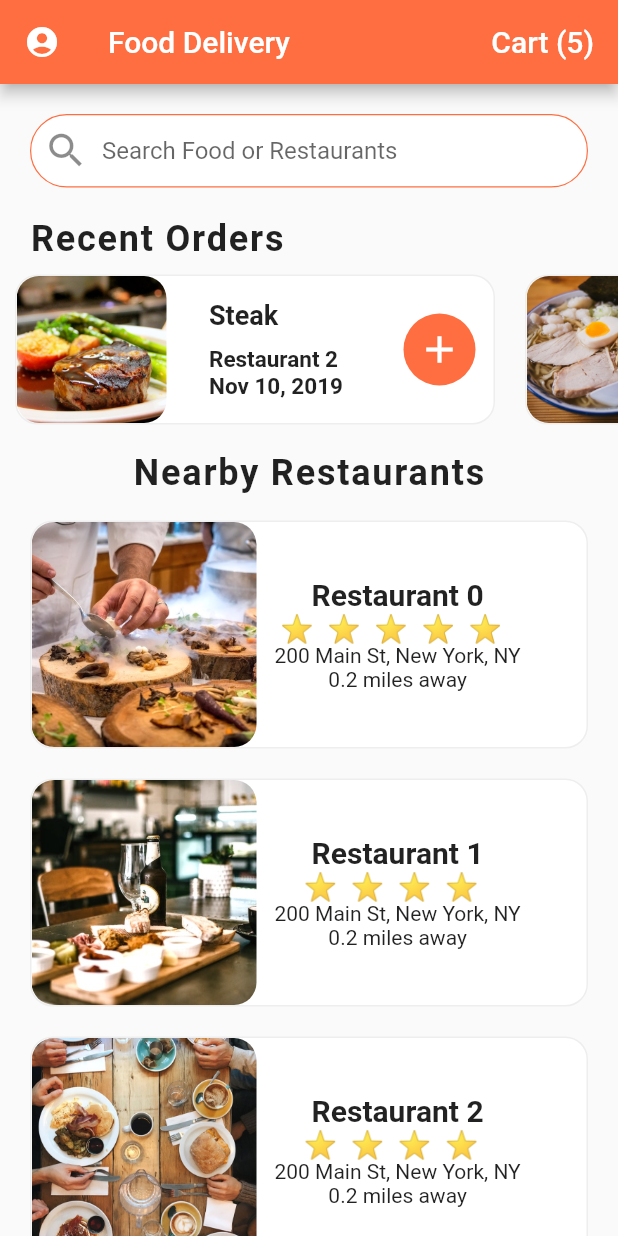
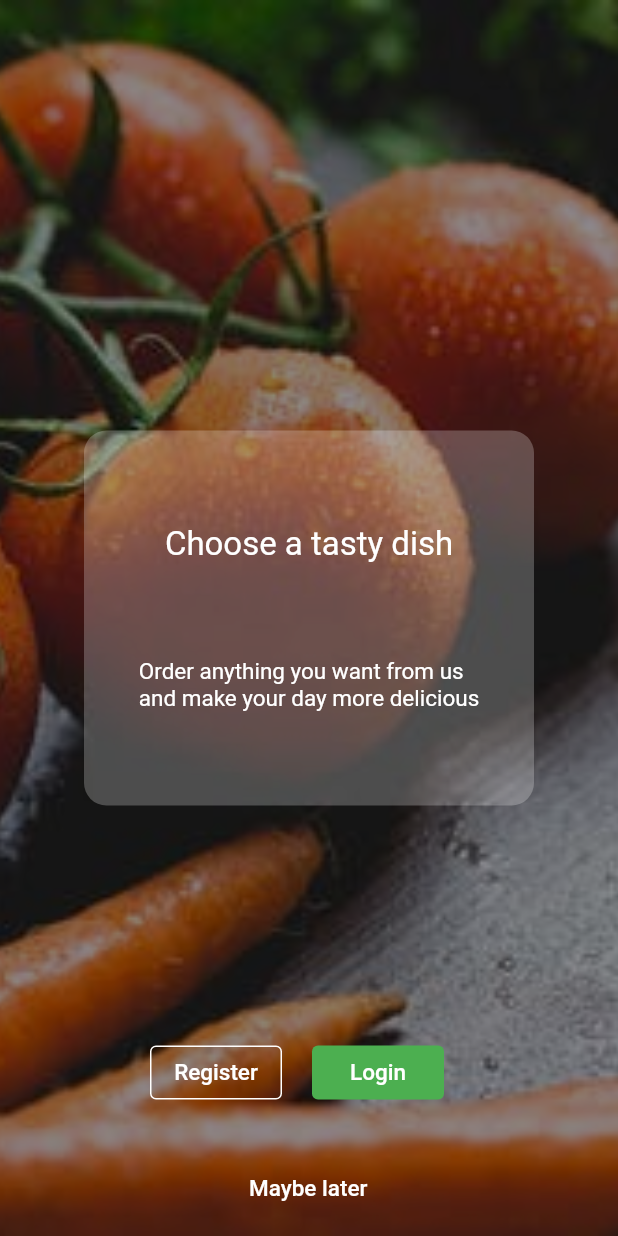
Before and after one commit to austinevick/flutter_food_delivery_app, a Flutter app: the screen it shows after launch, on a phone screen of 412 x 824 dp. Run offline on Flutter 3.47's test engine with Material 2 defaults, Android fonts, the phone set to English and light mode, and no system bars.

Commit message:
added intro screen

```diff
--- a/lib/main.dart
+++ b/lib/main.dart
@@ -1,4 +1,5 @@
 import 'package:flutter/material.dart';
+import 'package:flutter_food_delivery_app/screens/intro_screen.dart';
 
 import 'screens/home_screen.dart';
 
@@ -15,7 +16,7 @@ class MyApp extends StatelessWidget {
         scaffoldBackgroundColor: Colors.grey[50],
         primaryColor: Colors.deepOrangeAccent,
       ),
-      home: HomeScreen(),
+      home: IntroScreen(),
     );
   }
 }
--- a/lib/screens/home_screen.dart
+++ b/lib/screens/home_screen.dart
@@ -1,5 +1,6 @@
 import 'package:flutter/material.dart';
 import 'package:flutter_food_delivery_app/data/data.dart';
+import 'package:flutter_food_delivery_app/screens/cart_screen.dart';
 import 'package:flutter_food_delivery_app/widgets/rating_stars.dart';
 import 'package:flutter_food_delivery_app/widgets/recent_order.dart';
 
@@ -19,7 +20,9 @@ class _HomeScreenState extends State<HomeScreen> {
               IconButton(icon: Icon(Icons.account_circle), onPressed: () {}),
           actions: [
             FlatButton(
-                onPressed: () {},
+                onPressed: () => Navigator.of(context).push(MaterialPageRoute(
+                      builder: (_) => CartScreen(),
+                    )),
                 child: Text(
                   'Cart (${currentUser.cart.length})',
                   style: TextStyle(color: Colors.white, fontSize: 20),
@@ -78,6 +81,8 @@ class _HomeScreenState extends State<HomeScreen> {
           onTap: () => Navigator.of(context).push(MaterialPageRoute(
             builder: (_) => RestaurantScreen(restaurant: restaurant),
           )),
+          child: Hero(
+            tag: restaurant.imageUrl,
             child: Container(
               margin: EdgeInsets.symmetric(
                 horizontal: 20,
@@ -93,12 +98,13 @@ class _HomeScreenState extends State<HomeScreen> {
                     15,
                   )),
               child: Row(
+                mainAxisAlignment: MainAxisAlignment.spaceEvenly,
                 children: [
                   ClipRRect(
                     borderRadius: BorderRadius.circular(15),
                     child: Image(
-                      height: 150,
-                      width: 150,
+                        height: 120,
+                        width: 120,
                         fit: BoxFit.cover,
                         image: AssetImage(
                           restaurant.imageUrl,
@@ -125,6 +131,7 @@ class _HomeScreenState extends State<HomeScreen> {
               ),
             ),
           ),
+        ),
       );
     });
     return Column(children: restaurantList);
--- a/lib/screens/intro_screen.dart
+++ b/lib/screens/intro_screen.dart
@@ -0,0 +1,104 @@
+import 'package:flutter/material.dart';
+import 'package:flutter_food_delivery_app/screens/home_screen.dart';
+
+class IntroScreen extends StatelessWidget {
+  @override
+  Widget build(BuildContext context) {
+    return Scaffold(
+        body: Stack(
+      alignment: Alignment.center,
+      children: [
+        Container(
+          height: MediaQuery.of(context).size.height,
+          decoration: BoxDecoration(
+            image: DecorationImage(
+              fit: BoxFit.cover,
+              colorFilter: ColorFilter.mode(Colors.black45, BlendMode.darken),
+              image: AssetImage('assets/images/img1.jpeg'),
+            ),
+          ),
+        ),
+        Container(
+          height: 250,
+          width: 300,
+          decoration: BoxDecoration(
+            borderRadius: BorderRadius.circular(15),
+            color: Colors.white24,
+          ),
+          child: Column(
+            mainAxisAlignment: MainAxisAlignment.spaceAround,
+            children: [
+              Spacer(),
+              Text(
+                'Choose a tasty dish',
+                style: TextStyle(
+                  fontSize: 22,
+                  color: Colors.white,
+                ),
+              ),
+              Spacer(),
+              Text(
+                'Order anything you want from us\nand make your day more delicious',
+                style: TextStyle(
+                  fontSize: 15,
+                  color: Colors.white,
+                ),
+              ),
+              Spacer()
+            ],
+          ),
+        ),
+        Positioned(
+            bottom: 85,
+            left: 100,
+            child: Row(
+              children: [
+                FlatButton(
+                    shape: OutlineInputBorder(
+                        borderSide: BorderSide(
+                      color: Colors.white,
+                    )),
+                    onPressed: () {},
+                    child: Text(
+                      'Register',
+                      style: TextStyle(
+                        fontSize: 15,
+                        color: Colors.white,
+                      ),
+                    )),
+                SizedBox(
+                  width: 20,
+                ),
+                FlatButton(
+                    color: Colors.green,
+                    shape: OutlineInputBorder(borderSide: BorderSide.none),
+                    onPressed: () {},
+                    child: Text(
+                      'Login',
+                      style: TextStyle(
+                        fontSize: 15,
+                        color: Colors.white,
+                      ),
+                    )),
+              ],
+            )),
+        Positioned(
+          bottom: 8,
+          left: 150,
+          child: FlatButton(
+              shape: OutlineInputBorder(borderSide: BorderSide.none),
+              onPressed: () => Navigator.of(context).push(MaterialPageRoute(
+                    builder: (_) => HomeScreen(),
+                  )),
+              child: Text(
+                'Maybe later',
+                style: TextStyle(
+                  fontSize: 15,
+                  color: Colors.white,
+                ),
+              )),
+        ),
+      ],
+    ));
+  }
+}
--- a/lib/screens/restaurant_screen.dart
+++ b/lib/screens/restaurant_screen.dart
@@ -152,15 +152,20 @@ class RestaurantScreenState extends State<RestaurantScreen> {
       child: Stack(
         alignment: Alignment.center,
         children: <Widget>[
-          Container(
+          Padding(
+            padding: const EdgeInsets.all(8.0),
+            child: Container(
               height: 175.0,
               width: 175.0,
               decoration: BoxDecoration(
                 image: DecorationImage(
+                  colorFilter:
+                      ColorFilter.mode(Colors.black12, BlendMode.darken),
                   image: AssetImage(menuItem.imageUrl),
                   fit: BoxFit.cover,
                 ),
                 borderRadius: BorderRadius.circular(15.0),
+              ),
             ),
           ),
           Container(
@@ -168,19 +173,7 @@ class RestaurantScreenState extends State<RestaurantScreen> {
               width: 175.0,
               decoration: BoxDecoration(
                 borderRadius: BorderRadius.circular(15.0),
-              gradient: LinearGradient(
-                begin: Alignment.topRight,
-                end: Alignment.bottomLeft,
-                colors: [
-                  Colors.black.withOpacity(0.3),
-                  Colors.black87.withOpacity(0.3),
-                  Colors.black54.withOpacity(0.3),
-                  Colors.black38.withOpacity(0.3),
-                ],
-                stops: [0.1, 0.4, 0.6, 0.9],
-              ),
-            ),
-          ),
+              )),
           Positioned(
             bottom: 65.0,
             child: Column(
--- a/pubspec.yaml
+++ b/pubspec.yaml
@@ -28,6 +28,7 @@ dependencies:
   # The following adds the Cupertino Icons font to your application.
   # Use with the CupertinoIcons class for iOS style icons.
   cupertino_icons: ^0.1.3
+  carousel_slider:
 
 dev_dependencies:
   flutter_test:
```
Also changed, not shown: assets/images/img1.jpeg (added), assets/images/img2.jpeg (added), pubspec.lock. Lines whose indentation alone changed are shown as unchanged.
